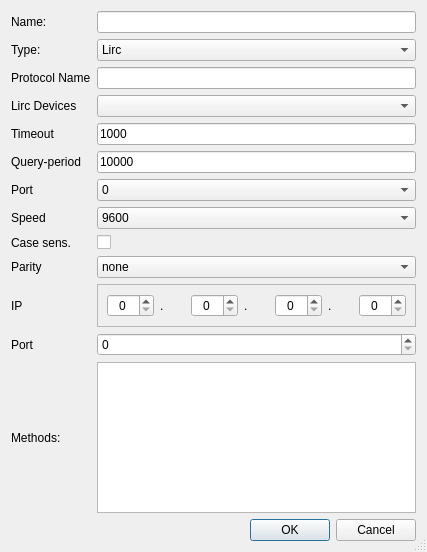
Qt form addeditdevicedialog.ui (lutc/Interfacer) before a commit.
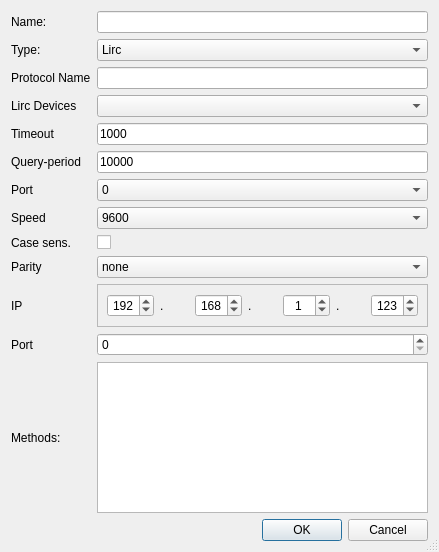
The same form after that commit.

What changed in the file:
```diff
--- a/addeditdevicedialog.ui
+++ b/addeditdevicedialog.ui
@@ -6,7 +6,7 @@
    <rect>
     <x>0</x>
     <y>0</y>
-    <width>427</width>
+    <width>439</width>
     <height>552</height>
    </rect>
   </property>
@@ -271,6 +271,9 @@
         <property name="maximum">
          <number>255</number>
         </property>
+        <property name="value">
+         <number>192</number>
+        </property>
        </widget>
       </item>
       <item>
@@ -288,6 +291,9 @@
         <property name="maximum">
          <number>255</number>
         </property>
+        <property name="value">
+         <number>168</number>
+        </property>
        </widget>
       </item>
       <item>
@@ -305,6 +311,9 @@
         <property name="maximum">
          <number>255</number>
         </property>
+        <property name="value">
+         <number>1</number>
+        </property>
        </widget>
       </item>
       <item>
@@ -322,6 +331,9 @@
         <property name="maximum">
          <number>255</number>
         </property>
+        <property name="value">
+         <number>123</number>
+        </property>
        </widget>
       </item>
      </layout>
```
